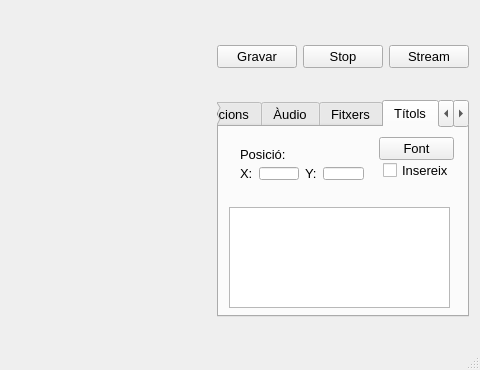
acamara/videoview, file mainwindow.ui: the form before one commit; both pictures show x 278 to 758 and y 232 to 602 of the 758 by 602 pixel window.
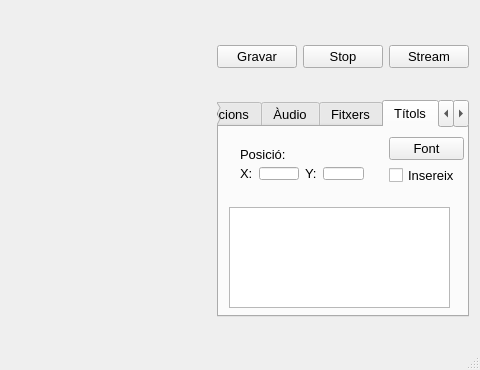
The form after the commit. The open tabs and pages were chosen to show the change. Icons and pictures are not drawn.

The edit to the form file:
```diff
--- a/mainwindow.ui
+++ b/mainwindow.ui
@@ -390,7 +390,7 @@
          <widget class="QPushButton" name="FontButton">
           <property name="geometry">
            <rect>
-            <x>160</x>
+            <x>170</x>
             <y>10</y>
             <width>75</width>
             <height>23</height>
@@ -403,8 +403,8 @@
          <widget class="QCheckBox" name="checkBox_2">
           <property name="geometry">
            <rect>
-            <x>164</x>
-            <y>35</y>
+            <x>170</x>
+            <y>40</y>
             <width>81</width>
             <height>17</height>
            </rect>
```
